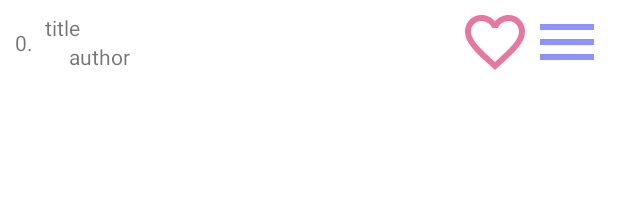
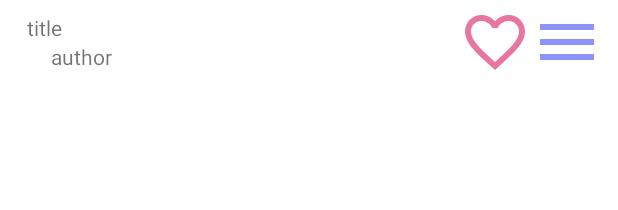
Before and after one commit to przybandrzej/songbook_android, an Android app: the layout fragment_table_of_content_item.xml on its own in the app's theme, with its tools: preview values and no code run, on a phone screen of 412 x 824 dp. Shown: the top 210 px of the screen. Run offline under Robolectric (Android 15) with nearby library versions, the phone set to English and light mode, and no system bars.

```diff
--- a/app/src/main/res/layout/fragment_table_of_content_item.xml
+++ b/app/src/main/res/layout/fragment_table_of_content_item.xml
@@ -6,15 +6,6 @@
     android:paddingHorizontal="10dp"
     android:paddingVertical="4dp">
 
-    <TextView
-        android:id="@+id/count_tv"
-        android:layout_width="wrap_content"
-        android:layout_height="wrap_content"
-        android:text="0."
-        app:layout_constraintBottom_toBottomOf="parent"
-        app:layout_constraintStart_toStartOf="parent"
-        app:layout_constraintTop_toTopOf="parent" />
-
     <LinearLayout
         android:id="@+id/title_author"
         android:layout_width="wrap_content"
@@ -22,7 +13,7 @@
         android:layout_marginStart="8dp"
         android:orientation="vertical"
         app:layout_constraintBottom_toBottomOf="parent"
-        app:layout_constraintStart_toEndOf="@+id/count_tv"
+        app:layout_constraintStart_toStartOf="parent"
         app:layout_constraintTop_toTopOf="parent">
 
         <TextView
```
Also changed, not shown: app/src/main/java/tech/przybysz/songbook_mobile/activities/adapters/SongTableAdapter.java (+23 -10 lines), app/src/main/java/tech/przybysz/songbook_mobile/services/SongService.java (+9 -1 lines).
